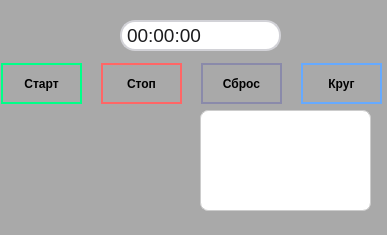
m1k1isback/sekundomer, file mainwindow.ui: the form before one commit.
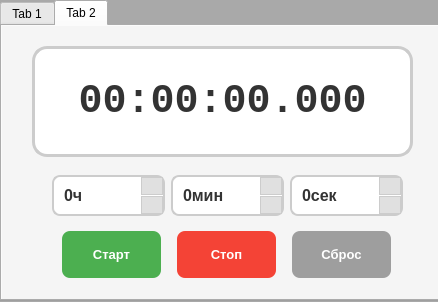
The form after the commit. The open tabs and pages were chosen to show the change.

```diff
--- a/mainwindow.ui
+++ b/mainwindow.ui
@@ -6,8 +6,8 @@
    <rect>
     <x>0</x>
     <y>0</y>
-    <width>387</width>
-    <height>235</height>
+    <width>438</width>
+    <height>302</height>
    </rect>
   </property>
   <property name="windowTitle">
@@ -17,15 +17,22 @@
    <string notr="true">QMainWindow { background-color: #a9a9a9; }</string>
   </property>
   <widget class="QWidget" name="centralwidget">
-   <widget class="QListWidget" name="listWidget">
+   <widget class="QTabWidget" name="tabWidget">
     <property name="geometry">
      <rect>
-      <x>200</x>
-      <y>110</y>
-      <width>171</width>
-      <height>101</height>
+      <x>0</x>
+      <y>0</y>
+      <width>441</width>
+      <height>301</height>
      </rect>
     </property>
+    <property name="currentIndex">
+     <number>0</number>
+    </property>
+    <widget class="QWidget" name="tab">
+     <property name="whatsThis">
+      <string/>
+     </property>
     <property name="styleSheet">
      <string notr="true">QListWidget {
     background-color: #ffffff;
@@ -53,19 +60,21 @@
     color: #000000;
 }</string>
     </property>
-   </widget>
+     <attribute name="title">
+      <string>Tab 1</string>
+     </attribute>
    <widget class="QLabel" name="labelTimer">
     <property name="geometry">
      <rect>
-      <x>120</x>
+        <x>110</x>
       <y>20</y>
-      <width>161</width>
-      <height>31</height>
+        <width>221</width>
+        <height>41</height>
      </rect>
     </property>
     <property name="font">
      <font>
-      <pointsize>14</pointsize>
+        <pointsize>16</pointsize>
      </font>
     </property>
     <property name="styleSheet">
@@ -74,12 +83,15 @@
     <property name="text">
      <string>00:00:00</string>
     </property>
+      <property name="alignment">
+       <set>Qt::AlignmentFlag::AlignCenter</set>
+      </property>
    </widget>
    <widget class="QPushButton" name="pushButtonStop">
     <property name="geometry">
      <rect>
-      <x>101</x>
-      <y>63</y>
+        <x>121</x>
+        <y>73</y>
       <width>81</width>
       <height>41</height>
      </rect>
@@ -113,8 +125,8 @@
    <widget class="QPushButton" name="pushButtonLap">
     <property name="geometry">
      <rect>
-      <x>301</x>
-      <y>63</y>
+        <x>321</x>
+        <y>73</y>
       <width>81</width>
       <height>41</height>
      </rect>
@@ -148,8 +160,8 @@
    <widget class="QPushButton" name="pushButtonReset">
     <property name="geometry">
      <rect>
-      <x>201</x>
-      <y>63</y>
+        <x>221</x>
+        <y>73</y>
       <width>81</width>
       <height>41</height>
      </rect>
@@ -180,11 +192,48 @@
      <string>Сброс</string>
     </property>
    </widget>
+     <widget class="QListWidget" name="listWidget">
+      <property name="geometry">
+       <rect>
+        <x>220</x>
+        <y>120</y>
+        <width>171</width>
+        <height>101</height>
+       </rect>
+      </property>
+      <property name="styleSheet">
+       <string notr="true">QListWidget {
+    background-color: #ffffff;
+    color: #333333;
+    font-size: 12px;
+    font-family: &quot;Segoe UI&quot;, sans-serif;
+    border: 1px solid #cccccc;
+    border-radius: 8px;
+    padding: 5px;
+}
+
+QListWidget::item {
+    padding: 5px;
+    border-bottom: 1px solid #e0e0e0;
+    border-radius: 4px;
+    min-height: 25px;
+}
+
+QListWidget::item:hover {
+    background-color: #f5f5f5;
+}
+
+QListWidget::item:selected {
+    background-color: #e0e0e0;
+    color: #000000;
+}</string>
+      </property>
+     </widget>
    <widget class="QPushButton" name="pushButtonStart">
     <property name="geometry">
      <rect>
-      <x>1</x>
-      <y>63</y>
+        <x>21</x>
+        <y>73</y>
       <width>81</width>
       <height>41</height>
      </rect>
@@ -214,6 +263,250 @@
     <property name="text">
      <string>Старт</string>
     </property>
+     </widget>
+    </widget>
+    <widget class="QWidget" name="tab_2">
+     <property name="styleSheet">
+      <string notr="true">QWidget {
+    background-color: #f5f5f5;
+}</string>
+     </property>
+     <attribute name="title">
+      <string>Tab 2</string>
+     </attribute>
+     <widget class="QLabel" name="labelCleanTimer">
+      <property name="geometry">
+       <rect>
+        <x>30</x>
+        <y>20</y>
+        <width>381</width>
+        <height>111</height>
+       </rect>
+      </property>
+      <property name="font">
+       <font>
+        <family>Courier New</family>
+        <pointsize>-1</pointsize>
+        <bold>true</bold>
+       </font>
+      </property>
+      <property name="styleSheet">
+       <string notr="true">QLabel {
+    background-color: #ffffff;
+    color: #333333;
+    font-family: &quot;Courier New&quot;, &quot;Consolas&quot;, monospace;
+    font-size: 40px;
+    font-weight: bold;
+    padding: 30px;
+    border: 3px solid #cccccc;
+    border-radius: 15px;
+}</string>
+      </property>
+      <property name="text">
+       <string>00:00:00.000</string>
+      </property>
+      <property name="alignment">
+       <set>Qt::AlignmentFlag::AlignCenter</set>
+      </property>
+     </widget>
+     <widget class="QWidget" name="">
+      <property name="geometry">
+       <rect>
+        <x>50</x>
+        <y>140</y>
+        <width>351</width>
+        <height>121</height>
+       </rect>
+      </property>
+      <layout class="QVBoxLayout" name="verticalLayout">
+       <item>
+        <layout class="QHBoxLayout" name="horizontalLayout">
+         <item>
+          <widget class="QSpinBox" name="spinBoxHours">
+           <property name="styleSheet">
+            <string notr="true">QSpinBox {
+    background-color: #ffffff;
+    color: #333333;
+    font-size: 16px;
+    font-weight: bold;
+    border: 2px solid #cccccc;
+    border-radius: 8px;
+    padding: 8px;
+}
+QSpinBox:hover {
+    border-color: #999999;
+}
+QSpinBox::up-button, QSpinBox::down-button {
+    background-color: #e0e0e0;
+    border: 1px solid #cccccc;
+    width: 20px;
+}
+QSpinBox::up-button:hover, QSpinBox::down-button:hover {
+    background-color: #d0d0d0;
+}</string>
+           </property>
+           <property name="suffix">
+            <string>ч</string>
+           </property>
+          </widget>
+         </item>
+         <item>
+          <widget class="QSpinBox" name="spinBoxMinutes">
+           <property name="styleSheet">
+            <string notr="true">QSpinBox {
+    background-color: #ffffff;
+    color: #333333;
+    font-size: 16px;
+    font-weight: bold;
+    border: 2px solid #cccccc;
+    border-radius: 8px;
+    padding: 8px;
+}
+QSpinBox:hover {
+    border-color: #999999;
+}
+QSpinBox::up-button, QSpinBox::down-button {
+    background-color: #e0e0e0;
+    border: 1px solid #cccccc;
+    width: 20px;
+}
+QSpinBox::up-button:hover, QSpinBox::down-button:hover {
+    background-color: #d0d0d0;
+}</string>
+           </property>
+           <property name="suffix">
+            <string>мин</string>
+           </property>
+           <property name="maximum">
+            <number>59</number>
+           </property>
+          </widget>
+         </item>
+         <item>
+          <widget class="QSpinBox" name="spinBoxSeconds">
+           <property name="styleSheet">
+            <string notr="true">QSpinBox {
+    background-color: #ffffff;
+    color: #333333;
+    font-size: 16px;
+    font-weight: bold;
+    border: 2px solid #cccccc;
+    border-radius: 8px;
+    padding: 8px;
+}
+QSpinBox:hover {
+    border-color: #999999;
+}
+QSpinBox::up-button, QSpinBox::down-button {
+    background-color: #e0e0e0;
+    border: 1px solid #cccccc;
+    width: 20px;
+}
+QSpinBox::up-button:hover, QSpinBox::down-button:hover {
+    background-color: #d0d0d0;
+}</string>
+           </property>
+           <property name="suffix">
+            <string>сек</string>
+           </property>
+           <property name="maximum">
+            <number>59</number>
+           </property>
+          </widget>
+         </item>
+        </layout>
+       </item>
+       <item>
+        <layout class="QHBoxLayout" name="horizontalLayout_2">
+         <item>
+          <widget class="QPushButton" name="pushButtonStartCountdown">
+           <property name="styleSheet">
+            <string notr="true">QPushButton {
+    background-color: #4CAF50;
+    color: white;
+    font-size: 13px;
+    font-weight: bold;
+    border: none;
+    border-radius: 8px;
+    padding: 6px 12px;
+    min-width: 75px;
+    min-height: 35px;
+    max-width: 75px;
+    max-height: 35px;
+}
+QPushButton:hover {
+    background-color: #45a049;
+}
+QPushButton:pressed {
+    background-color: #3d8b40;
+}</string>
+           </property>
+           <property name="text">
+            <string>Старт</string>
+           </property>
+          </widget>
+         </item>
+         <item>
+          <widget class="QPushButton" name="pushButtonStopCountdown">
+           <property name="styleSheet">
+            <string notr="true">QPushButton {
+    background-color: #f44336;
+    color: white;
+    font-size: 13px;
+    font-weight: bold;
+    border: none;
+    border-radius: 8px;
+    padding: 6px 12px;
+    min-width: 75px;
+    min-height: 35px;
+    max-width: 75px;
+    max-height: 35px;
+}
+QPushButton:hover {
+    background-color: #da190b;
+}
+QPushButton:pressed {
+    background-color: #c1140a;
+}</string>
+           </property>
+           <property name="text">
+            <string>Стоп</string>
+           </property>
+          </widget>
+         </item>
+         <item>
+          <widget class="QPushButton" name="pushButtonResetCountdown">
+           <property name="styleSheet">
+            <string notr="true">QPushButton {
+    background-color: #9e9e9e;
+    color: white;
+    font-size: 13px;
+    font-weight: bold;
+    border: none;
+    border-radius: 8px;
+    padding: 6px 12px;
+    min-width: 75px;
+    min-height: 35px;
+    max-width: 75px;
+    max-height: 35px;
+}
+QPushButton:hover {
+    background-color: #8e8e8e;
+}
+QPushButton:pressed {
+    background-color: #7a7a7a;
+}</string>
+           </property>
+           <property name="text">
+            <string>Сброс</string>
+           </property>
+          </widget>
+         </item>
+        </layout>
+       </item>
+      </layout>
+     </widget>
+    </widget>
    </widget>
   </widget>
  </widget>
```
Left out of the diff: 24 changed lines with no effect on the pictures. Lines whose indentation alone changed are shown as unchanged.
